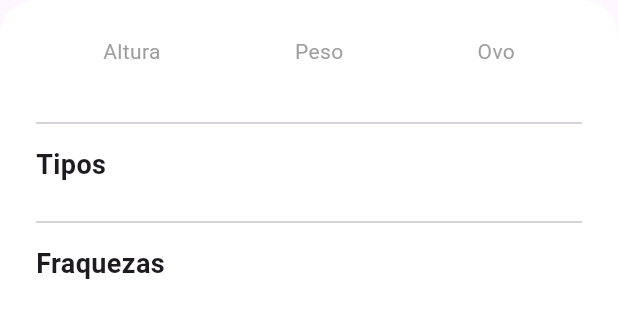
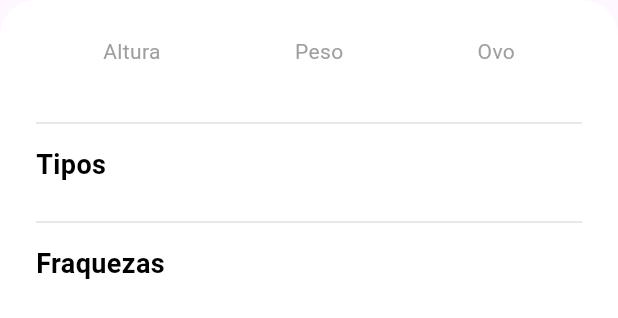
Before and after one commit to lukus-git/Pokedex-Aplicativo, a Flutter app: the DetailInfoWidget widget shown alone on an empty page, opened directly with empty values, on a phone screen of 412 x 824 dp. Shown: the top 318 px of the screen. Run offline on Flutter 3.47's test engine with Material 3 defaults, Android fonts, the phone set to English and light mode, and no system bars; our stand-ins replace dio; network calls fail.

Commit message:
Finalizando o app da Pokedex.

```diff
--- a/lib/features/pokedex/screens/details/pages/widgets/detail_info_widget.dart
+++ b/lib/features/pokedex/screens/details/pages/widgets/detail_info_widget.dart
@@ -1,20 +1,30 @@
 import 'package:flutter/material.dart';
-// ⚠️ ATENÇÃO: Corrija o caminho de importação do seu modelo Pokemon
 import 'package:pokedex/common/models/pokemon.dart';
+import 'package:provider/provider.dart';
+import 'package:pokedex/features/pokedex/screens/home/pages/widgets/app_manager.dart';
 
+
+// a parte do tema escuro fiz com ajuda de videos do youtube e IA
 class DetailInfoWidget extends StatelessWidget {
-  // 🚀 ADICIONE ESTA PROPRIEDADE
   final Pokemon pokemon;
-
-  // 🚀 ADICIONE O CONSTRUTOR COM O REQUERIMENTO DO POKEMON
   const DetailInfoWidget({super.key, required this.pokemon});
 
   @override
   Widget build(BuildContext context) {
+    // aqui ta acessando o gerenciador de temas
+    final appManager = Provider.of<AppManager>(context);
+    final isDarkMode = appManager.themeMode == ThemeMode.dark;
+
+    // aqui define as cores
+    final containerColor = isDarkMode ? Colors.grey[850] : Colors.white;
+    final primaryTextColor = isDarkMode ? Colors.white : Colors.black;
+    final detailTextColor = isDarkMode ? Colors.grey[400] : Colors.grey;
+    final dividerColor = isDarkMode ? Colors.grey[700] : Colors.grey[300];
+
     return Container(
-      decoration: const BoxDecoration(
-        color: Colors.white,
-        borderRadius: BorderRadius.only(
+      decoration: BoxDecoration(
+        color: containerColor,
+        borderRadius: const BorderRadius.only(
           topLeft: Radius.circular(24),
           topRight: Radius.circular(24),
         ),
@@ -24,18 +34,14 @@ class DetailInfoWidget extends StatelessWidget {
         child: Column(
           crossAxisAlignment: CrossAxisAlignment.start,
           children: [
-            //  dados do pokemon altura, peso, ovo)
-            _buildBasicDataRow(),
-            const Divider(height: 30),
+            // aqui  ta passando as cores
+            _buildBasicDataRow(detailTextColor!, primaryTextColor),
+            Divider(height: 30, color: dividerColor),
 
-            // tipos do pokemon
-            _buildTypesSection(context),
-            const Divider(height: 30),
+            _buildTypesSection(primaryTextColor),
+            Divider(height: 30, color: dividerColor),
 
-            //  fraquzas do pokemon
-            _buildWeaknessesSection(context),
-
-            // Adicione aqui a seção de Evoluções se quiser expandir
+            _buildWeaknessesSection(primaryTextColor),
           ],
         ),
       ),
@@ -43,81 +49,82 @@ class DetailInfoWidget extends StatelessWidget {
   }
 
 
-  // esse widget serve para deixar os dados mias bonitas
-  Widget _buildDataPoint(String title, String value) {
+  Widget _buildDataPoint(String title, String value, Color titleColor, Color valueColor) {
     return Column(
       children: [
         Text(
           title,
-          style: const TextStyle(fontSize: 14, color: Colors.grey),
+          style: TextStyle(fontSize: 14, color: titleColor),
         ),
         Text(
           value,
-          style: const TextStyle(fontSize: 16, fontWeight: FontWeight.bold),
+          style: TextStyle(fontSize: 16, fontWeight: FontWeight.bold, color: valueColor),
         ),
       ],
     );
   }
 
-  //os widgets de baixo servem para deixar as informaçoes separadas
-
-  //informacao da altura, peso, e o ovo
-  Widget _buildBasicDataRow() {
+ //aqui e a sessao de informaçoes do pokemon
+  Widget _buildBasicDataRow(Color detailTextColor, Color primaryTextColor) {
     return Row(
       mainAxisAlignment: MainAxisAlignment.spaceAround,
       children: [
-          _buildDataPoint("Altura", pokemon.height),
-          _buildDataPoint("Peso", pokemon.weight),
-          _buildDataPoint("Ovo", pokemon.egg),
+        _buildDataPoint("Altura", pokemon.height, detailTextColor, primaryTextColor),
+        _buildDataPoint("Peso", pokemon.weight, detailTextColor, primaryTextColor),
+        _buildDataPoint("Ovo", pokemon.egg, detailTextColor, primaryTextColor),
       ],
     );
   }
 
-  //informacao dos tipos do pokemon
-  Widget _buildTypesSection(BuildContext context) {
+  // aqui e a sessao dos tipos do pokemon
+  Widget _buildTypesSection(Color primaryTextColor) {
     return Column(
       crossAxisAlignment: CrossAxisAlignment.start,
       children: [
-        const Text(
+        Text(
           "Tipos",
-          style: TextStyle(fontSize: 18, fontWeight: FontWeight.bold),
+          style: TextStyle(fontSize: 18, fontWeight: FontWeight.bold, color: primaryTextColor),
         ),
         const SizedBox(height: 10),
         Wrap(
           spacing: 8.0,
           runSpacing: 4.0,
-          children: pokemon.type.map((type) => Chip(
+          children: pokemon.type
+              .map((type) => Chip(
                     label: Text(
                       type,
                       style: const TextStyle(color: Colors.white, fontWeight: FontWeight.bold),
                     ),
                     backgroundColor: pokemon.baseColor,
-          )).toList(),
+                  ))
+              .toList(),
         ),
       ],
     );
   }
 
-  // informacao das fraquezas do pokemon
-  Widget _buildWeaknessesSection(BuildContext context) {
+  // aqui e a sessao de fraquezas do pokemon
+  Widget _buildWeaknessesSection(Color primaryTextColor) {
     return Column(
       crossAxisAlignment: CrossAxisAlignment.start,
       children: [
-        const Text(
+        Text(
           "Fraquezas",
-          style: TextStyle(fontSize: 18, fontWeight: FontWeight.bold),
+          style: TextStyle(fontSize: 18, fontWeight: FontWeight.bold, color: primaryTextColor),
         ),
         const SizedBox(height: 10),
         Wrap(
           spacing: 8.0,
           runSpacing: 4.0,
-          children: pokemon.weaknesses.map((weakness) => Chip(
+          children: pokemon.weaknesses
+              .map((weakness) => Chip(
                     label: Text(
                       weakness,
                       style: const TextStyle(color: Colors.white, fontWeight: FontWeight.bold),
                     ),
-            backgroundColor: Colors.red.withOpacity(0.7),
-          )).toList(),
+                    backgroundColor: Colors.blueGrey
+                  ))
+              .toList(),
         ),
       ],
     );
--- a/lib/features/pokedex/screens/details/pages/widgets/detail_list_widget.dart
+++ b/lib/features/pokedex/screens/details/pages/widgets/detail_list_widget.dart
@@ -1,6 +1,6 @@
 import 'package:flutter/material.dart';
 import 'package:pokedex/common/models/pokemon.dart';
-import 'package:pokedex/features/pokedex/screens/details/pages/widgets/detail_item_list_widet.dart';
+import 'package:pokedex/features/pokedex/screens/details/pages/widgets/detail_item_list_widget.dart';
 
 class DetailList extends StatelessWidget {
   const DetailList({
--- a/lib/features/pokedex/screens/home/pages/type_widg.dart
+++ b/lib/features/pokedex/screens/home/pages/type_widg.dart
@@ -4,6 +4,7 @@ class TypeWidg extends StatelessWidget {
   const TypeWidg({super.key, required this.name});
   final String name;
 
+ //aqui sao os tipos que vao aparecer do lado da foto do pokemon
   @override
   Widget build(BuildContext context) {
     return Padding(
--- /dev/null
+++ b/lib/features/pokedex/screens/home/pages/widgets/app_manager.dart
@@ -0,0 +1,31 @@
+import 'package:flutter/material.dart';
+import 'package:pokedex/common/models/pokemon.dart';
+
+class AppManager extends ChangeNotifier {
+  // --- Lógica do Tema ---
+  ThemeMode _themeMode = ThemeMode.light;
+  ThemeMode get themeMode => _themeMode;
+  void toggleTheme(bool isDarkMode) {
+    _themeMode = isDarkMode ? ThemeMode.dark : ThemeMode.light;
+    notifyListeners();
+  }
+
+
+  List<Pokemon> _pokemonList = [];
+  List<Pokemon> get pokemonList => _pokemonList;
+
+  // injeta a lista inicial chamada pelo HomeContainer
+  void setInitialPokemons(List<Pokemon> initialList) {
+    // Evita carregar os dados novamente se já estiverem feitos
+    if (_pokemonList.isEmpty) {
+      _pokemonList = initialList;
+    }
+  }
+
+  // aqui adiciona o novo Pokémon que é chamadado pelo HomeContainer depois de preencher o formulario
+  void addPokemon(Pokemon newPokemon) {
+    _pokemonList.add(newPokemon);
+    // aqui vai notificar o HomePage para exibir o novo Pokémon que foi adicionado
+    notifyListeners();
+  }
+}
--- a/lib/features/pokedex/screens/home/pages/widgets/theme_manager.dart
+++ /dev/null
@@ -1,24 +0,0 @@
-import 'package:flutter/material.dart';
-
-class ThemeManager extends ChangeNotifier {
-  // 1. Estado Inicial: Tema Claro
-  // É o modo padrão que o aplicativo inicia
-  ThemeMode _themeMode = ThemeMode.light;
-
-  // Getter para permitir que outros widgets leiam o modo atual
-  ThemeMode get themeMode => _themeMode;
-
-  /// 2. Alterna entre o Modo Claro e o Modo Escuro.
-  /// Recebe um booleano: true para Dark Mode, false para Light Mode.
-  void toggleTheme(bool isDarkMode) {
-    // Define o novo modo baseado no valor de entrada
-    _themeMode = isDarkMode ? ThemeMode.dark : ThemeMode.light;
-
-    // Notifica todos os widgets que estão "ouvindo" (usando Provider)
-    // para que eles se reconstruam com o novo tema.
-    notifyListeners();
-
-    // 💡 Melhoria Futura: Você pode adicionar aqui a lógica de
-    // salvamento (ex: SharedPreferences) para persistir a escolha.
-  }
-}
```
Also changed, not shown: lib/features/pokedex/screens/details/container/detail_container.dart (+36 -25 lines), lib/features/pokedex/screens/home/container/home_container.dart (+42 -11 lines), lib/features/pokedex/screens/home/pages/home_page.dart (+31 -20 lines), lib/features/pokedex/screens/home/pages/widgets/add_pokemon_screen.dart (added, +96 -0 lines), lib/features/pokedex/screens/home/pages/widgets/floating_button.dart (added, +22 -0 lines), lib/main.dart (+9 -5 lines), lib/features/pokedex/screens/details/pages/widgets/detail_item_list_widget.dart (renamed from lib/features/pokedex/screens/details/pages/widgets/detail_item_list_widet.dart). Lines whose indentation alone changed are shown as unchanged.
